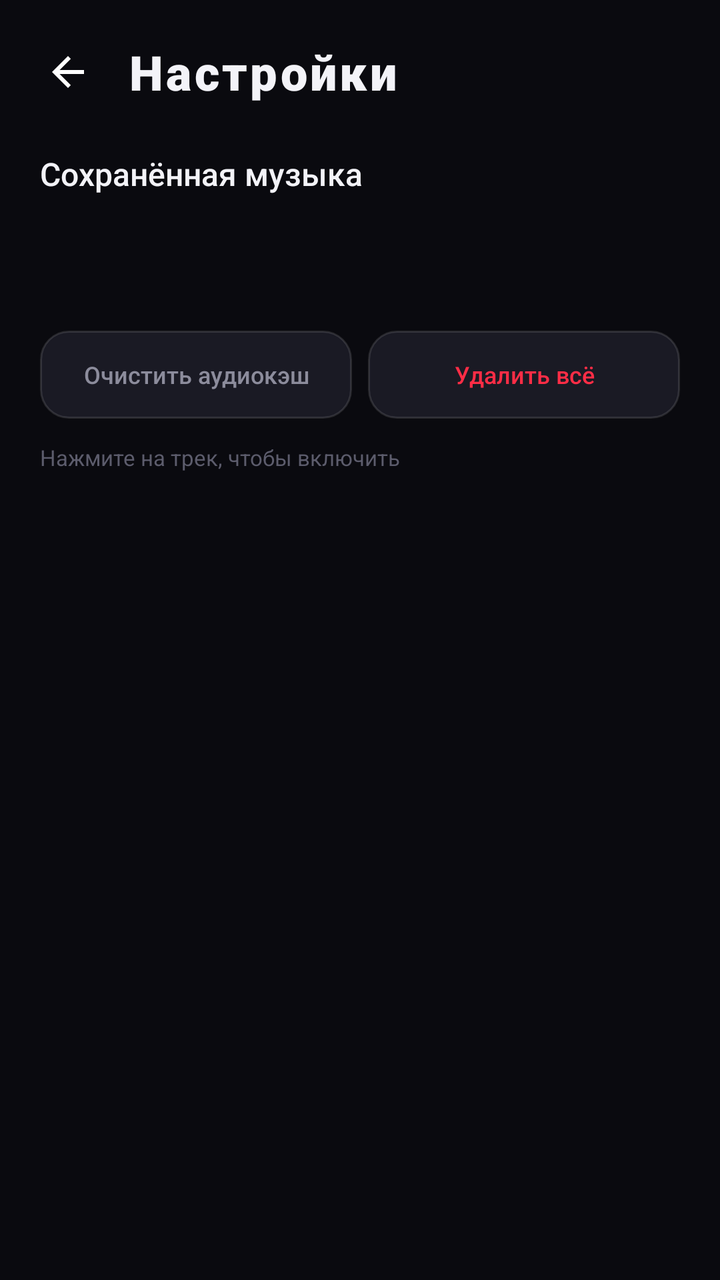
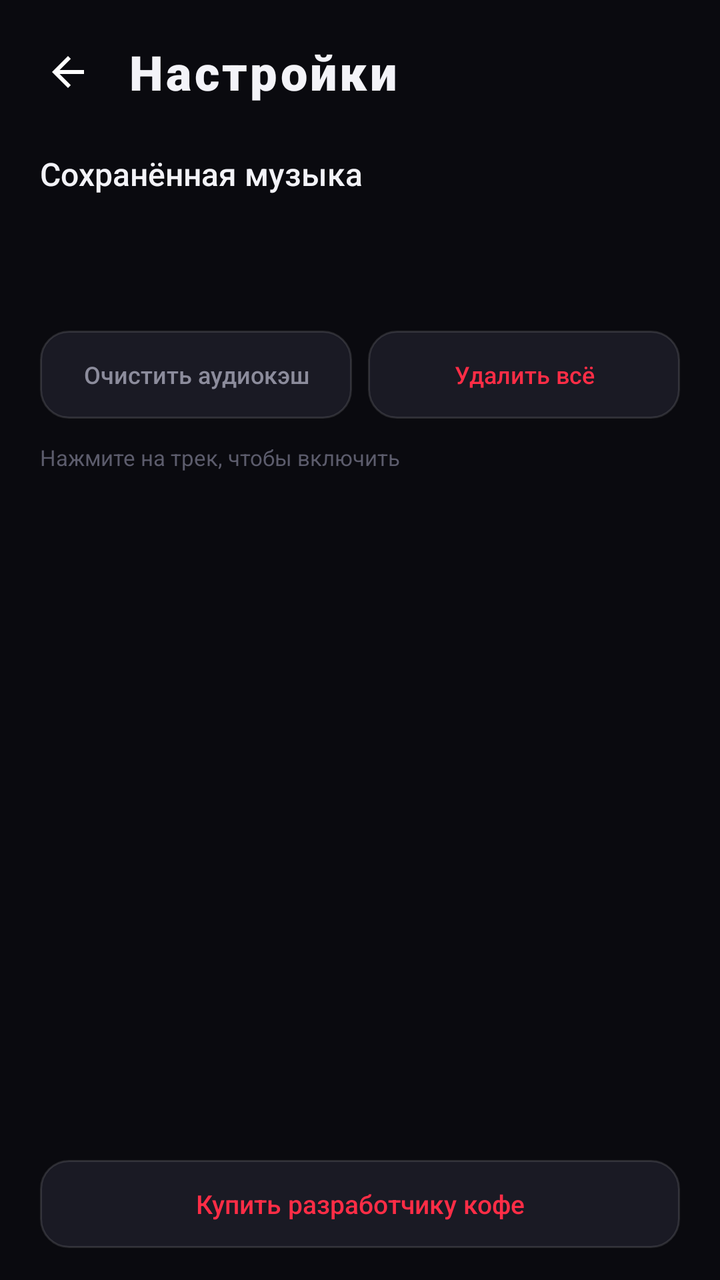

Compare the two renders of this Android layout. The source of the first and the diff that turns it into the second are given below.
<!-- AndroidManifest.xml: application theme AppTheme -->
<!-- res/layout/activity_settings.xml -->
<?xml version="1.0" encoding="utf-8"?>
<LinearLayout xmlns:android="http://schemas.android.com/apk/res/android"
    android:layout_width="match_parent"
    android:layout_height="match_parent"
    android:background="@color/bg"
    android:orientation="vertical">

    <LinearLayout
        android:layout_width="match_parent"
        android:layout_height="wrap_content"
        android:gravity="center_vertical"
        android:orientation="horizontal"
        android:paddingStart="12dp"
        android:paddingTop="14dp"
        android:paddingEnd="20dp"
        android:paddingBottom="8dp">

        <ImageButton
            android:id="@+id/settingsBack"
            android:layout_width="44dp"
            android:layout_height="44dp"
            android:background="?android:attr/selectableItemBackgroundBorderless"
            android:contentDescription="@string/back"
            android:focusable="true"
            android:foreground="@drawable/bg_focus_circle"
            android:padding="10dp"
            android:src="@drawable/ic_back_white" />

        <TextView
            android:layout_width="0dp"
            android:layout_height="wrap_content"
            android:layout_marginStart="8dp"
            android:layout_weight="1"
            android:fontFamily="sans-serif-black"
            android:letterSpacing="0.06"
            android:text="@string/settings"
            android:textColor="@color/text"
            android:textSize="24sp" />
    </LinearLayout>

    <TextView
        android:layout_width="match_parent"
        android:layout_height="wrap_content"
        android:layout_marginStart="20dp"
        android:layout_marginTop="10dp"
        android:layout_marginEnd="20dp"
        android:fontFamily="sans-serif-medium"
        android:text="@string/settings_saved_title"
        android:textColor="@color/text"
        android:textSize="16sp" />

    <TextView
        android:id="@+id/settingsStorage"
        android:layout_width="match_parent"
        android:layout_height="wrap_content"
        android:layout_marginStart="20dp"
        android:layout_marginTop="6dp"
        android:layout_marginEnd="20dp"
        android:textColor="@color/text_dim"
        android:textSize="12sp" />

    <TextView
        android:id="@+id/settingsTemp"
        android:layout_width="match_parent"
        android:layout_height="wrap_content"
        android:layout_marginStart="20dp"
        android:layout_marginTop="2dp"
        android:layout_marginEnd="20dp"
        android:textColor="@color/text_faint"
        android:textSize="11sp" />

    <TextView
        android:id="@+id/settingsFree"
        android:layout_width="match_parent"
        android:layout_height="wrap_content"
        android:layout_marginStart="20dp"
        android:layout_marginTop="2dp"
        android:layout_marginEnd="20dp"
        android:textColor="@color/text_faint"
        android:textSize="11sp" />

    <LinearLayout
        android:layout_width="match_parent"
        android:layout_height="wrap_content"
        android:layout_marginStart="20dp"
        android:layout_marginTop="12dp"
        android:layout_marginEnd="20dp"
        android:orientation="horizontal">

        <TextView
            android:id="@+id/settingsClearTemp"
            android:layout_width="0dp"
            android:layout_height="44dp"
            android:layout_weight="1"
            android:background="@drawable/bg_pill_button"
            android:focusable="true"
            android:fontFamily="sans-serif-medium"
            android:foreground="@drawable/bg_focus_ring"
            android:gravity="center"
            android:nextFocusRight="@id/settingsDeleteAll"
            android:text="@string/settings_clear_temp"
            android:textColor="@color/text_dim"
            android:textSize="12sp" />

        <TextView
            android:id="@+id/settingsDeleteAll"
            android:layout_width="0dp"
            android:layout_height="44dp"
            android:layout_marginStart="8dp"
            android:layout_weight="1"
            android:background="@drawable/bg_pill_button"
            android:focusable="true"
            android:fontFamily="sans-serif-medium"
            android:foreground="@drawable/bg_focus_ring"
            android:gravity="center"
            android:text="@string/settings_delete_all"
            android:textColor="@color/accent"
            android:textSize="12sp" />
    </LinearLayout>

    <TextView
        android:id="@+id/settingsHint"
        android:layout_width="match_parent"
        android:layout_height="wrap_content"
        android:layout_marginStart="20dp"
        android:layout_marginTop="12dp"
        android:layout_marginEnd="20dp"
        android:text="@string/settings_play_hint"
        android:textColor="@color/text_faint"
        android:textSize="11sp" />

    <FrameLayout
        android:layout_width="match_parent"
        android:layout_height="0dp"
        android:layout_marginTop="6dp"
        android:layout_weight="1">

        <ListView
            android:id="@+id/settingsList"
            android:layout_width="match_parent"
            android:layout_height="match_parent"
            android:clipToPadding="false"
            android:divider="@null"
            android:dividerHeight="0dp"
            android:drawSelectorOnTop="true"
            android:listSelector="@drawable/bg_row_focus"
            android:paddingBottom="12dp"
            android:scrollbars="none" />

        <TextView
            android:id="@+id/settingsEmpty"
            android:layout_width="match_parent"
            android:layout_height="match_parent"
            android:gravity="center"
            android:paddingStart="40dp"
            android:paddingEnd="40dp"
            android:text="@string/settings_empty"
            android:textColor="@color/text_dim"
            android:textSize="13sp"
            android:visibility="gone" />
    </FrameLayout>
</LinearLayout>
<!-- resources referenced by this layout -->
<resources>
  <color name="accent">#FF2D46</color>
  <color name="bg">#0A0A0F</color>
  <color name="text">#F3F3F8</color>
  <color name="text_dim">#8C8C9C</color>
  <color name="text_faint">#5C5C6C</color>
  <!-- drawable bg_focus_circle (drawable) -->
  <?xml version="1.0" encoding="utf-8"?>
  <selector xmlns:android="http://schemas.android.com/apk/res/android">
      <item android:state_focused="true">
          <shape android:shape="oval">
              <solid android:color="@color/transparent" />
              <stroke android:width="3dp" android:color="@color/white" />
          </shape>
      </item>
      <item android:drawable="@android:color/transparent" />
  </selector>
  <!-- drawable bg_focus_ring (drawable) -->
  <?xml version="1.0" encoding="utf-8"?>
  <selector xmlns:android="http://schemas.android.com/apk/res/android">
      <item android:state_focused="true">
          <shape android:shape="rectangle">
              <solid android:color="@color/transparent" />
              <corners android:radius="22dp" />
              <stroke android:width="2dp" android:color="@color/white" />
          </shape>
      </item>
      <item android:drawable="@android:color/transparent" />
  </selector>
  <!-- drawable bg_pill_button (drawable) -->
  <?xml version="1.0" encoding="utf-8"?>
  <shape xmlns:android="http://schemas.android.com/apk/res/android" android:shape="rectangle">
      <solid android:color="@color/surface2" />
      <corners android:radius="14dp" />
      <stroke android:width="1dp" android:color="#1FFFFFFF" />
  </shape>
  <!-- drawable bg_row_focus (drawable) -->
  <?xml version="1.0" encoding="utf-8"?>
  <selector xmlns:android="http://schemas.android.com/apk/res/android">
      <item android:state_pressed="true">
          <shape android:shape="rectangle">
              <solid android:color="#33FF2D46" />
          </shape>
      </item>
      <item android:state_focused="true">
          <shape android:shape="rectangle">
              <solid android:color="#26FF2D46" />
              <stroke android:width="2dp" android:color="@color/white" />
          </shape>
      </item>
      <item android:drawable="@android:color/transparent" />
  </selector>
  <!-- drawable ic_back_white (drawable) -->
  <?xml version="1.0" encoding="utf-8"?>
  <vector xmlns:android="http://schemas.android.com/apk/res/android"
      android:width="24dp" android:height="24dp"
      android:viewportWidth="24" android:viewportHeight="24">
      <path android:fillColor="#FFFFFF" android:pathData="M20,11H7.83l5.59,-5.59L12,4l-8,8 8,8 1.41,-1.41L7.83,13H20v-2z" />
  </vector>
  <string name="back">Назад</string>
  <string name="settings">Настройки</string>
  <string name="settings_clear_temp">Очистить аудиокэш</string>
  <string name="settings_delete_all">Удалить всё</string>
  <string name="settings_empty">Здесь появятся треки, сохранённые кнопкой «Сохранить».</string>
  <string name="settings_play_hint">Нажмите на трек, чтобы включить</string>
  <string name="settings_saved_title">Сохранённая музыка</string>
  <style name="AppTheme" parent="@android:style/Theme.Material.NoActionBar">
          <item name="android:windowBackground">@color/bg</item>
          <item name="android:colorAccent">@color/accent</item>
          <item name="android:colorPrimary">@color/bg</item>
          <item name="android:colorPrimaryDark">@color/bg</item>
          <item name="android:statusBarColor">@color/bg</item>
          <item name="android:navigationBarColor">@color/bg</item>
          <item name="android:windowLightStatusBar">false</item>
          <item name="android:windowNoTitle">true</item>
          <item name="android:fontFamily">sans-serif</item>
          <item name="android:textColor">@color/text</item>
      </style>
  <color name="transparent">#00000000</color>
  <color name="white">#FFFFFF</color>
  <color name="surface2">#1A1A24</color>
</resources>

<!-- the commit's change to res/layout/activity_settings.xml (unified diff, before → after) -->
@@ -159,4 +159,22 @@
             android:textSize="13sp"
             android:visibility="gone" />
     </FrameLayout>
+
+    <TextView
+        android:id="@+id/settingsDonate"
+        android:layout_width="match_parent"
+        android:layout_height="44dp"
+        android:layout_marginStart="20dp"
+        android:layout_marginTop="4dp"
+        android:layout_marginEnd="20dp"
+        android:layout_marginBottom="16dp"
+        android:background="@drawable/bg_pill_button"
+        android:focusable="true"
+        android:fontFamily="sans-serif-medium"
+        android:foreground="@drawable/bg_focus_ring"
+        android:gravity="center"
+        android:nextFocusUp="@id/settingsList"
+        android:text="@string/settings_donate"
+        android:textColor="@color/accent"
+        android:textSize="13sp" />
 </LinearLayout>
<!-- resource entries referenced after the edit -->
@@ -62,6 +62,7 @@
   <string name="settings">Настройки</string>
   <string name="settings_clear_temp">Очистить аудиокэш</string>
   <string name="settings_delete_all">Удалить всё</string>
+  <string name="settings_donate">Купить разработчику кофе</string>
   <string name="settings_empty">Здесь появятся треки, сохранённые кнопкой «Сохранить».</string>
   <string name="settings_play_hint">Нажмите на трек, чтобы включить</string>
   <string name="settings_saved_title">Сохранённая музыка</string>
